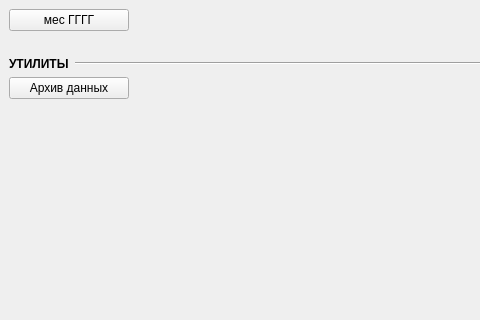
First picture: the form in ui/forms/form_main.ui, repository e-vladimir/finmanager, before the edit; both pictures show x 0 to 480 and y 0 to 320 of the 800 by 639 pixel window.
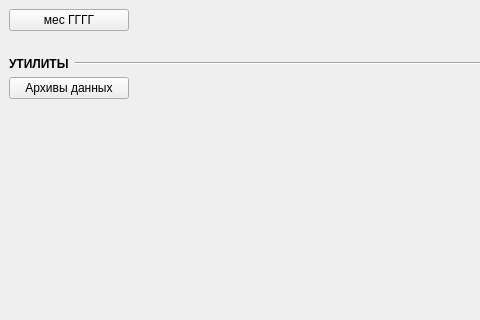
Second picture: the form after the edit.

Commit message: + Обновление Кактус-21 + Восстановление данных из архива * Рефакторинг backups

Patch:
```diff
--- a/ui/forms/form_main.ui
+++ b/ui/forms/form_main.ui
@@ -112,7 +112,7 @@
          </size>
         </property>
         <property name="text">
-         <string>Архив данных</string>
+         <string>Архивы данных</string>
         </property>
        </widget>
       </item>
```
Left out of the diff: 2 changed lines with no effect on the pictures. The commit also changes 26 other files.
